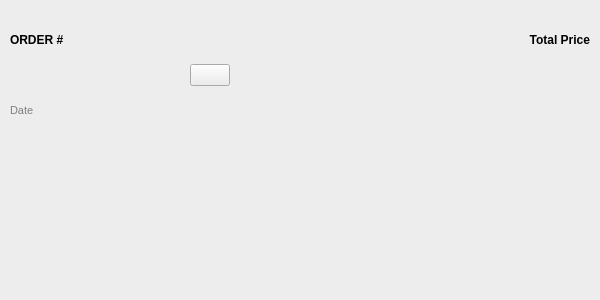
Qt form widgets/ordergroup.ui (pamugk/nebulae-qt) before a commit.
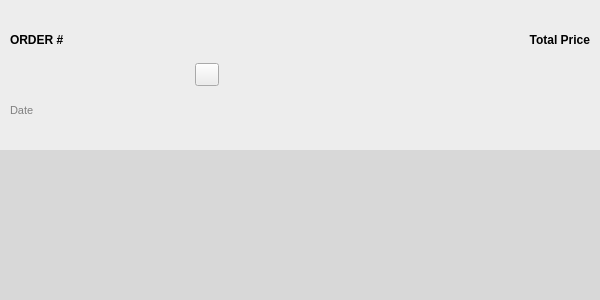
The same form after that commit. Icons and pictures are not drawn.

```diff
--- a/widgets/ordergroup.ui
+++ b/widgets/ordergroup.ui
@@ -136,7 +136,7 @@
        </widget>
       </item>
       <item row="0" column="1" rowspan="2">
-       <widget class="QPushButton" name="infoButton">
+       <widget class="QToolButton" name="infoButton">
         <property name="sizePolicy">
          <sizepolicy hsizetype="Fixed" vsizetype="Fixed">
           <horstretch>0</horstretch>
@@ -150,6 +150,9 @@
          <iconset resource="../resources.qrc">
           <normaloff>:/icons/angle-down.svg</normaloff>:/icons/angle-down.svg</iconset>
         </property>
+        <property name="popupMode">
+         <enum>QToolButton::ToolButtonPopupMode::InstantPopup</enum>
+        </property>
        </widget>
       </item>
      </layout>
@@ -157,6 +160,9 @@
    </item>
    <item>
     <widget class="QWidget" name="productsList" native="true">
+     <property name="styleSheet">
+      <string notr="true">background-color: #d8d8d8;</string>
+     </property>
      <layout class="QVBoxLayout" name="productsLayout">
       <property name="spacing">
        <number>0</number>
```
Left out of the diff: 9 changed lines with no effect on the pictures.
